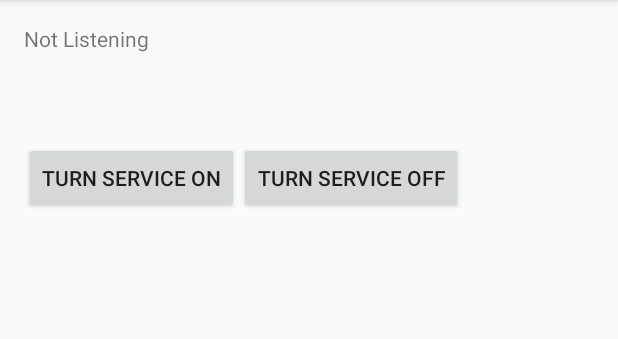
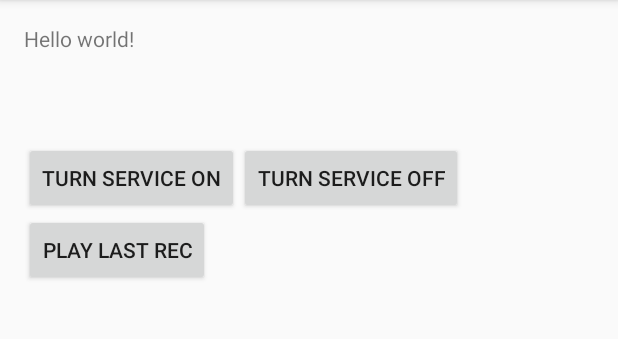
Before and after one commit to ADanciulescu/Gotcha, an Android app: the screen it shows after launch (MainActivity), after a tap on "TURN SERVICE OFF", on a phone screen of 412 x 824 dp, the part 84-423 px from its top. Run offline under Robolectric (Android 15) with nearby library versions, the phone set to English and light mode, and no system bars.

Commit message:
recoding working from service independent of activity

```diff
--- a/app/src/main/java/com/example/andrei/gotcha/MainActivity.java
+++ b/app/src/main/java/com/example/andrei/gotcha/MainActivity.java
@@ -3,7 +3,9 @@ package com.example.andrei.gotcha;
 import android.content.BroadcastReceiver;
 import android.content.Context;
 import android.content.IntentFilter;
+import android.media.MediaPlayer;
 import android.os.Bundle;
+import android.os.Environment;
 import android.support.v4.content.LocalBroadcastManager;
 import android.support.v7.app.AppCompatActivity;
 import android.util.Log;
@@ -17,33 +19,25 @@ import android.content.Intent;
 import android.net.Uri;
 import android.support.v4.app.NotificationCompat;
 import android.widget.Button;
-import android.widget.TextView;
+
+import java.io.IOException;
 
 
 public class MainActivity extends AppCompatActivity {
 
-    public TextView tvTest;
-    private Button btnServiceOn;
-    private Button btnServiceOff;
-    private boolean isListening = false;
     private int notification_id = 1;
 
     @Override
     protected void onCreate(Bundle savedInstanceState) {
         super.onCreate(savedInstanceState);
         setContentView(R.layout.activity_main);
-
         setupButtons();
-
-
-        tvTest =(TextView)findViewById(R.id.tvTest);
-        tvTest.setText("Not Listening");
-        initMediaButtonReceiver();
     }
 
     private void setupButtons(){
-        btnServiceOn = (Button)findViewById(R.id.btnServiceOn);
-        btnServiceOff = (Button)findViewById(R.id.btnServiceOff);
+        Button btnServiceOn = (Button) findViewById(R.id.btnServiceOn);
+        Button btnServiceOff = (Button) findViewById(R.id.btnServiceOff);
+        Button btnPlayRec = (Button) findViewById(R.id.btnPlayRec);
 
         btnServiceOn.setOnClickListener(new View.OnClickListener() {
 
@@ -55,45 +49,41 @@ public class MainActivity extends AppCompatActivity {
         btnServiceOff.setOnClickListener(new View.OnClickListener() {
 
             public void onClick(View v) {
-                // TODO Auto-generated method stub
+                stopMediaButtonListening();
 
+            }
+        });
+
+        btnPlayRec.setOnClickListener(new View.OnClickListener() {
+
+            public void onClick(View v) {
+                try {
+                    playLastRec();
+                } catch (IOException e) {
+                    e.printStackTrace();
+                }
             }
         });
     }
 
-//delete later
-    public void initMediaButtonReceiver() {
-        LocalBroadcastManager.getInstance(this).registerReceiver(mMessageReceiver,
-                new IntentFilter("MediaButtonPress"));
+    private void playLastRec() throws IOException {
+        MediaPlayer mp = new MediaPlayer();
+        mp.setDataSource(Environment.getExternalStorageDirectory().getAbsolutePath() + "/gotcha.3gp");
+        mp.prepare();
+        mp.start();
     }
-
-    private BroadcastReceiver mMessageReceiver = new BroadcastReceiver() {
-        @Override
-        public void onReceive(Context context, Intent intent) {
-            // Get extra data included in the Intent
-            String message = intent.getStringExtra("message");
-            Log.d("receiver", "Got message: " + message);
-
-            if(isListening) {
-                isListening = false;
-                tvTest.setText("Not Listening");
-                //stopRecording();
-            }
-            else{
-                isListening = true;
-                tvTest.setText("Listening");
-                //startRecording();
-            }
-
-        }
-    };
-
-
-
 
     public void startMediaButtonListening() {
         Intent serviceIntent = new Intent(getBaseContext(),HeadsetMonitoringService.class);
         startService(serviceIntent);
+        presentNotification(Notification.VISIBILITY_PUBLIC, R.drawable.publix, getString(R.string.app_name), "Listening for button");
+    }
+
+    public void stopMediaButtonListening() {
+        Intent serviceIntent = new Intent(getBaseContext(),HeadsetMonitoringService.class);
+        stopService(serviceIntent);
+        NotificationManager notificationManager = (NotificationManager) getSystemService(NOTIFICATION_SERVICE);
+        notificationManager.cancel(notification_id);
     }
 
     @Override
@@ -179,8 +169,6 @@ public class MainActivity extends AppCompatActivity {
 
     @Override
     protected void onDestroy() {
-        // Unregister since the activity is about to be closed.
-        LocalBroadcastManager.getInstance(this).unregisterReceiver(mMessageReceiver);
         super.onDestroy();
     }
 
--- a/app/src/main/java/com/example/andrei/gotcha/RecorderService.java
+++ b/app/src/main/java/com/example/andrei/gotcha/RecorderService.java
@@ -24,8 +24,8 @@ public class RecorderService extends Service {
         recorder.setAudioSource(MediaRecorder.AudioSource.CAMCORDER);
         recorder.setOutputFormat(MediaRecorder.OutputFormat.THREE_GPP);
         recorder.setAudioEncoder(MediaRecorder.AudioEncoder.AMR_NB);
-        recorder.setOutputFile(Environment.getExternalStorageDirectory().getAbsolutePath() + "/gotcha_" + System.currentTimeMillis() + ".3gp");
-
+        //recorder.setOutputFile(Environment.getExternalStorageDirectory().getAbsolutePath() + "/gotcha_" + System.currentTimeMillis() + ".3gp");
+        recorder.setOutputFile(Environment.getExternalStorageDirectory().getAbsolutePath() + "/gotcha.3gp");
         try {
             recorder.prepare();
         } catch (IOException e) {
--- a/app/src/main/res/layout/activity_main.xml
+++ b/app/src/main/res/layout/activity_main.xml
@@ -32,6 +32,11 @@
         android:id="@+id/btnServiceOff"
         android:layout_alignTop="@+id/btnServiceOn"
         android:layout_toEndOf="@+id/btnServiceOn" />
-
+    <Button
+        android:layout_width="wrap_content"
+        android:layout_height="wrap_content"
+        android:text="Play Last Rec"
+        android:id="@+id/btnPlayRec"
+        android:layout_below="@+id/btnServiceOn" />
 
 </RelativeLayout>
```
Also changed, not shown: app/src/main/java/com/example/andrei/gotcha/HeadsetMonitoringService.java (+16 -9 lines).
